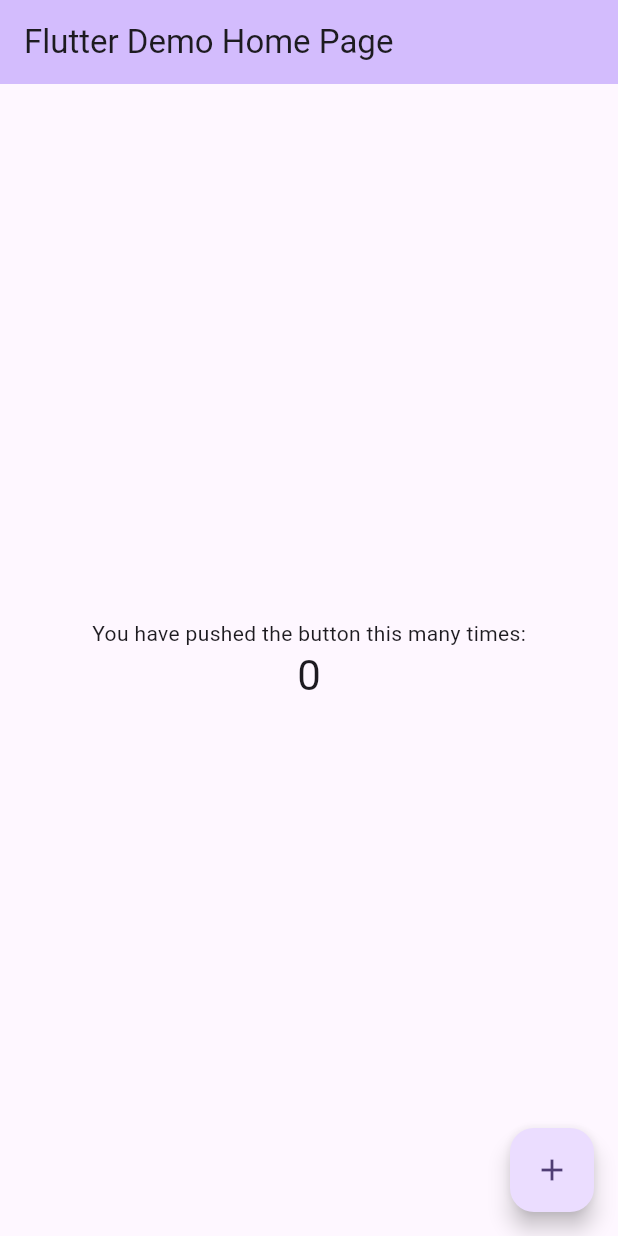
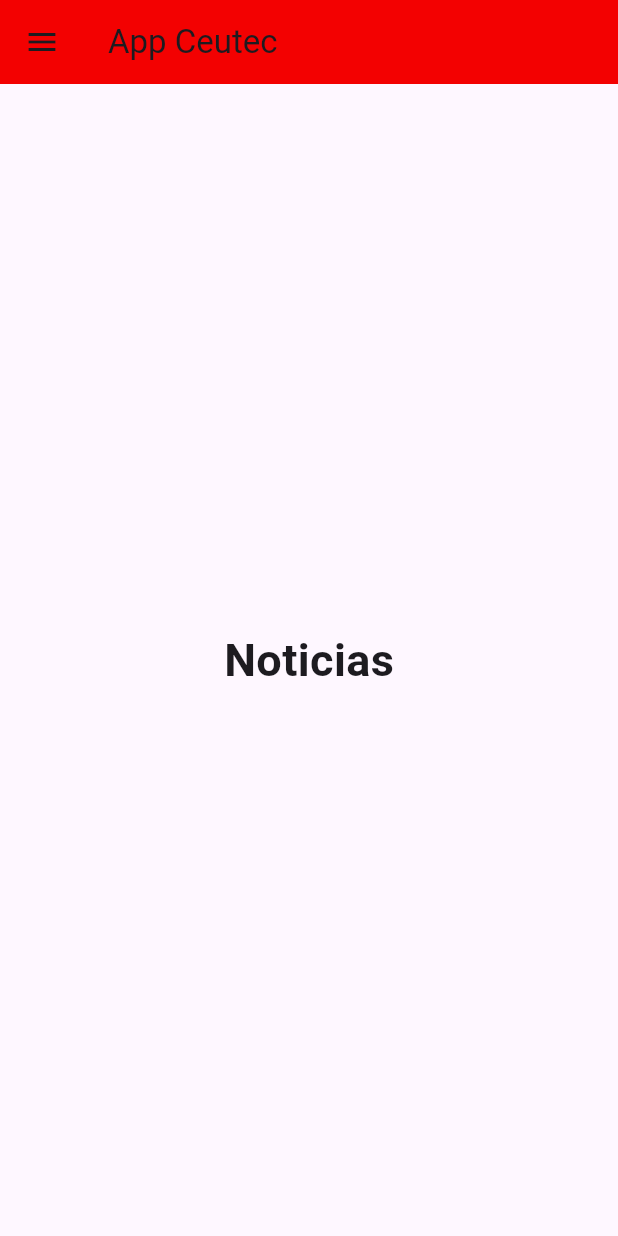
Before and after one commit to aldair2002/examen1, a Flutter app: the screen it shows after launch, on a phone screen of 412 x 824 dp. Run offline on Flutter 3.47's test engine with Material 3 defaults, Android fonts, the phone set to English and light mode, and no system bars.

Commit message:
cambio de color y nombre

```diff
--- a/lib/main.dart
+++ b/lib/main.dart
@@ -1,23 +1,19 @@
 import 'package:flutter/material.dart';
 
-void main() {
-  runApp(const MyApp());
-}
+void main() => runApp(const MyApp());
 
 class MyApp extends StatelessWidget {
   const MyApp({super.key});
 
-  // This widget is the root of your application.
+  static const appTitle = 'App Ceutec';
+
+
   @override
   Widget build(BuildContext context) {
-    return MaterialApp(
-      title: 'Flutter Demo',
-      theme: ThemeData(
+    return const MaterialApp(
 
-        colorScheme: ColorScheme.fromSeed(seedColor: Colors.deepPurple),
-        useMaterial3: true,
-      ),
-      home: const MyHomePage(title: 'Flutter Demo Home Page'),
+      title: appTitle,
+      home: MyHomePage(title: appTitle),
     );
   }
 }
@@ -32,11 +28,31 @@
 }
 
 class _MyHomePageState extends State<MyHomePage> {
-  int _counter = 0;
+  int _selectedIndex = 0;
+  static const TextStyle optionStyle =
+      TextStyle(fontSize: 30, fontWeight: FontWeight.bold);
+  static const List<Widget> _widgetOptions = <Widget>[
+    Text(
+      'Noticias',
+      style: optionStyle,
+    ),
+    Text(
+      'El cambio de dolares',
+      style: optionStyle,
+    ),
+    Text(
+      'lista de tareas',
+      style: optionStyle,
+    ),
+     Text(
+      'podcast',
+      style: optionStyle,
+    ),
+  ];
 
-  void _incrementCounter() {
+  void _onItemTapped(int index) {
     setState(() {
-      _counter++;
+      _selectedIndex = index;
     });
   }
 
@@ -44,28 +60,62 @@
   Widget build(BuildContext context) {
     return Scaffold(
       appBar: AppBar(
-        backgroundColor: Theme.of(context).colorScheme.inversePrimary,
+          backgroundColor: Color.fromARGB(255, 243, 1, 1),
         title: Text(widget.title),
+        leading: Builder(
+          builder: (context) {
+            return IconButton(
+              icon: const Icon(Icons.menu),
+              onPressed: () {
+                Scaffold.of(context).openDrawer();
+              },
+            );
+          },
+        ),
       ),
       body: Center(
-        child: Column(
-          mainAxisAlignment: MainAxisAlignment.center,
-          children: <Widget>[
-            const Text(
-              'You have pushed the button this many times:',
+        child: _widgetOptions[_selectedIndex],
+      ),
+      drawer: Drawer(
+          backgroundColor   : const Color.fromARGB(255, 241, 241, 241),
+
+        child: ListView(
+          // Important: Remove any padding from the ListView.
+          padding: EdgeInsets.zero,
+          children: [
+            const DrawerHeader(
+              decoration: BoxDecoration(
+                color: Color.fromARGB(255, 198, 222, 241),
+              ),
+              child: Text('Drawer Header'),
             ),
-            Text(
-              '$_counter',
-              style: Theme.of(context).textTheme.headlineMedium,
+            ListTile(
+              title: const Text('Home'),
+              selected: _selectedIndex == 0,
+              onTap: () {
+                _onItemTapped(0);
+                Navigator.pop(context);
+              },
+            ),
+            ListTile(
+              title: const Text('Business'),
+              selected: _selectedIndex == 1,
+              onTap: () {
+               _onItemTapped(1);
+                Navigator.pop(context);
+              },
+            ),
+            ListTile(
+              title: const Text('School'),
+              selected: _selectedIndex == 2,
+              onTap: () {
+                _onItemTapped(2);
+                Navigator.pop(context);
+              },
             ),
           ],
         ),
       ),
-      floatingActionButton: FloatingActionButton(
-        onPressed: _incrementCounter,
-        tooltip: 'Increment',
-        child: const Icon(Icons.add),
-      ),
     );
   }
 }
```
